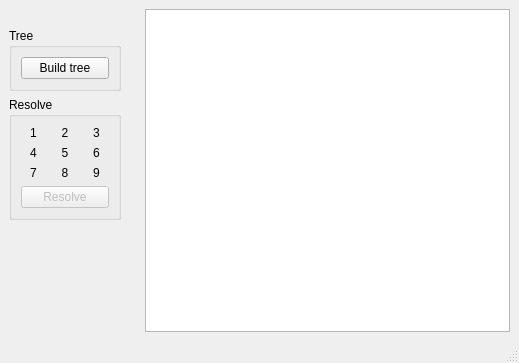
Before: the Qt Designer form view/mainwindow.ui in prShadoko/The-Monkey-God, drawn with Qt 5.
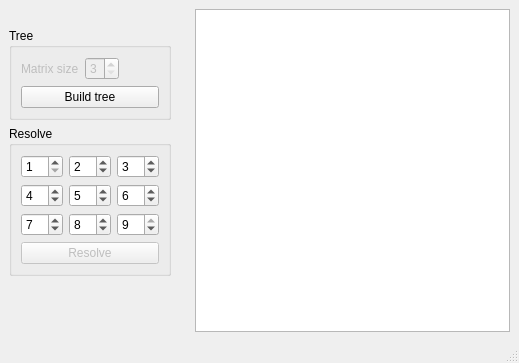
After: the same form once the commit is applied. Icons and pictures are not drawn.

What changed in the file:
```diff
--- a/view/mainwindow.ui
+++ b/view/mainwindow.ui
@@ -16,7 +16,11 @@
   <widget class="QWidget" name="centralwidget">
    <layout class="QVBoxLayout" name="verticalLayout_2">
     <item>
-     <widget class="QTextEdit" name="textEdit"/>
+     <widget class="QTextEdit" name="textEdit">
+      <property name="readOnly">
+       <bool>true</bool>
+      </property>
+     </widget>
     </item>
    </layout>
   </widget>
@@ -24,13 +28,13 @@
   <widget class="QDockWidget" name="dockWidget">
    <property name="minimumSize">
     <size>
-     <width>130</width>
-     <height>250</height>
+     <width>180</width>
+     <height>337</height>
     </size>
    </property>
    <property name="maximumSize">
     <size>
-     <width>130</width>
+     <width>180</width>
      <height>337</height>
     </size>
    </property>
@@ -67,15 +71,38 @@
        </property>
        <layout class="QFormLayout" name="formLayout">
         <property name="fieldGrowthPolicy">
-         <enum>QFormLayout::AllNonFixedFieldsGrow</enum>
+         <enum>QFormLayout::FieldsStayAtSizeHint</enum>
         </property>
-        <item row="0" column="0" colspan="2">
+        <item row="0" column="1">
+         <widget class="QSpinBox" name="spinBox_matrixSize">
+          <property name="enabled">
+           <bool>false</bool>
+          </property>
+          <property name="minimum">
+           <number>3</number>
+          </property>
+          <property name="maximum">
+           <number>4</number>
+          </property>
+         </widget>
+        </item>
+        <item row="2" column="0" colspan="2">
          <widget class="QPushButton" name="pushButton_buildTree">
           <property name="text">
            <string>Build tree</string>
           </property>
          </widget>
         </item>
+        <item row="0" column="0">
+         <widget class="QLabel" name="label_matrixSize">
+          <property name="enabled">
+           <bool>false</bool>
+          </property>
+          <property name="text">
+           <string>Matrix size</string>
+          </property>
+         </widget>
+        </item>
        </layout>
       </widget>
      </item>
@@ -85,51 +112,51 @@
         <string>Resolve</string>
        </property>
        <layout class="QGridLayout" name="gridLayout">
-        <item row="0" column="0">
-         <widget class="QLabel" name="label_cell0">
-          <property name="cursor">
-           <cursorShape>OpenHandCursor</cursorShape>
-          </property>
-          <property name="acceptDrops">
+        <item row="3" column="1">
+         <widget class="QSpinBox" name="spinBox_8">
+          <property name="frame">
            <bool>true</bool>
           </property>
-          <property name="text">
-           <string>1</string>
+          <property name="minimum">
+           <number>1</number>
           </property>
-          <property name="alignment">
-           <set>Qt::AlignCenter</set>
+          <property name="maximum">
+           <number>9</number>
+          </property>
+          <property name="value">
+           <number>8</number>
           </property>
          </widget>
         </item>
         <item row="0" column="1">
-         <widget class="QLabel" name="label_cell1">
-          <property name="cursor">
-           <cursorShape>OpenHandCursor</cursorShape>
-          </property>
-          <property name="acceptDrops">
+         <widget class="QSpinBox" name="spinBox_2">
+          <property name="frame">
            <bool>true</bool>
           </property>
-          <property name="text">
-           <string>2</string>
+          <property name="minimum">
+           <number>1</number>
           </property>
-          <property name="alignment">
-           <set>Qt::AlignCenter</set>
+          <property name="maximum">
+           <number>9</number>
+          </property>
+          <property name="value">
+           <number>2</number>
           </property>
          </widget>
         </item>
-        <item row="0" column="2">
-         <widget class="QLabel" name="label_cell2">
-          <property name="cursor">
-           <cursorShape>OpenHandCursor</cursorShape>
-          </property>
-          <property name="acceptDrops">
+        <item row="1" column="2">
+         <widget class="QSpinBox" name="spinBox_6">
+          <property name="frame">
            <bool>true</bool>
           </property>
-          <property name="text">
-           <string>3</string>
+          <property name="minimum">
+           <number>1</number>
           </property>
-          <property name="alignment">
-           <set>Qt::AlignCenter</set>
+          <property name="maximum">
+           <number>9</number>
+          </property>
+          <property name="value">
+           <number>6</number>
           </property>
          </widget>
         </item>
@@ -143,99 +170,96 @@
           </property>
          </widget>
         </item>
-        <item row="2" column="0">
-         <widget class="QLabel" name="label_cell6">
-          <property name="cursor">
-           <cursorShape>OpenHandCursor</cursorShape>
-          </property>
-          <property name="acceptDrops">
-           <bool>true</bool>
-          </property>
-          <property name="text">
-           <string>7</string>
-          </property>
-          <property name="alignment">
-           <set>Qt::AlignCenter</set>
-          </property>
-         </widget>
-        </item>
-        <item row="1" column="2">
-         <widget class="QLabel" name="label_cell5">
-          <property name="cursor">
-           <cursorShape>OpenHandCursor</cursorShape>
-          </property>
-          <property name="acceptDrops">
-           <bool>true</bool>
-          </property>
-          <property name="text">
-           <string>6</string>
-          </property>
-          <property name="alignment">
-           <set>Qt::AlignCenter</set>
-          </property>
-         </widget>
-        </item>
         <item row="1" column="1">
-         <widget class="QLabel" name="label_cell4">
-          <property name="cursor">
-           <cursorShape>OpenHandCursor</cursorShape>
+         <widget class="QSpinBox" name="spinBox_5">
+          <property name="frame">
+           <bool>true</bool>
           </property>
-          <property name="acceptDrops">
+          <property name="minimum">
+           <number>1</number>
+          </property>
+          <property name="maximum">
+           <number>9</number>
+          </property>
+          <property name="value">
+           <number>5</number>
+          </property>
+         </widget>
+        </item>
+        <item row="0" column="0">
+         <widget class="QSpinBox" name="spinBox_1">
+          <property name="frame">
            <bool>true</bool>
           </property>
-          <property name="text">
-           <string>5</string>
+          <property name="minimum">
+           <number>1</number>
           </property>
-          <property name="alignment">
-           <set>Qt::AlignCenter</set>
+          <property name="maximum">
+           <number>9</number>
+          </property>
+         </widget>
+        </item>
+        <item row="3" column="2">
+         <widget class="QSpinBox" name="spinBox_9">
+          <property name="frame">
+           <bool>true</bool>
+          </property>
+          <property name="minimum">
+           <number>1</number>
+          </property>
+          <property name="maximum">
+           <number>9</number>
+          </property>
+          <property name="value">
+           <number>9</number>
+          </property>
+         </widget>
+        </item>
+        <item row="3" column="0">
+         <widget class="QSpinBox" name="spinBox_7">
+          <property name="frame">
+           <bool>true</bool>
+          </property>
+          <property name="minimum">
+           <number>1</number>
+          </property>
+          <property name="maximum">
+           <number>9</number>
+          </property>
+          <property name="value">
+           <number>7</number>
           </property>
          </widget>
         </item>
         <item row="1" column="0">
-         <widget class="QLabel" name="label_cell3">
-          <property name="cursor">
-           <cursorShape>OpenHandCursor</cursorShape>
-          </property>
-          <property name="acceptDrops">
+         <widget class="QSpinBox" name="spinBox_4">
+          <property name="frame">
            <bool>true</bool>
           </property>
-          <property name="text">
-           <string>4</string>
+          <property name="minimum">
+           <number>1</number>
           </property>
-          <property name="alignment">
-           <set>Qt::AlignCenter</set>
+          <property name="maximum">
+           <number>9</number>
           </property>
-         </widget>
-        </item>
-        <item row="2" column="2">
-         <widget class="QLabel" name="label_cell8">
-          <property name="cursor">
-           <cursorShape>OpenHandCursor</cursorShape>
+          <property name="value">
+           <number>4</number>
           </property>
-          <property name="acceptDrops">
-           <bool>true</bool>
-          </property>
-          <property name="text">
-           <string>9</string>
-          </property>
-          <property name="alignment">
-           <set>Qt::AlignCenter</set>
-          </property>
          </widget>
         </item>
-        <item row="2" column="1">
-         <widget class="QLabel" name="label_cell7">
-          <property name="cursor">
-           <cursorShape>OpenHandCursor</cursorShape>
-          </property>
-          <property name="acceptDrops">
+        <item row="0" column="2">
+         <widget class="QSpinBox" name="spinBox_3">
+          <property name="frame">
            <bool>true</bool>
           </property>
-          <property name="text">
-           <string>8</string>
+          <property name="minimum">
+           <number>1</number>
           </property>
-          <property name="alignment">
-           <set>Qt::AlignCenter</set>
+          <property name="maximum">
+           <number>9</number>
+          </property>
+          <property name="value">
+           <number>3</number>
           </property>
          </widget>
         </item>
```
Left out of the diff: 8 changed lines with no effect on the pictures.
